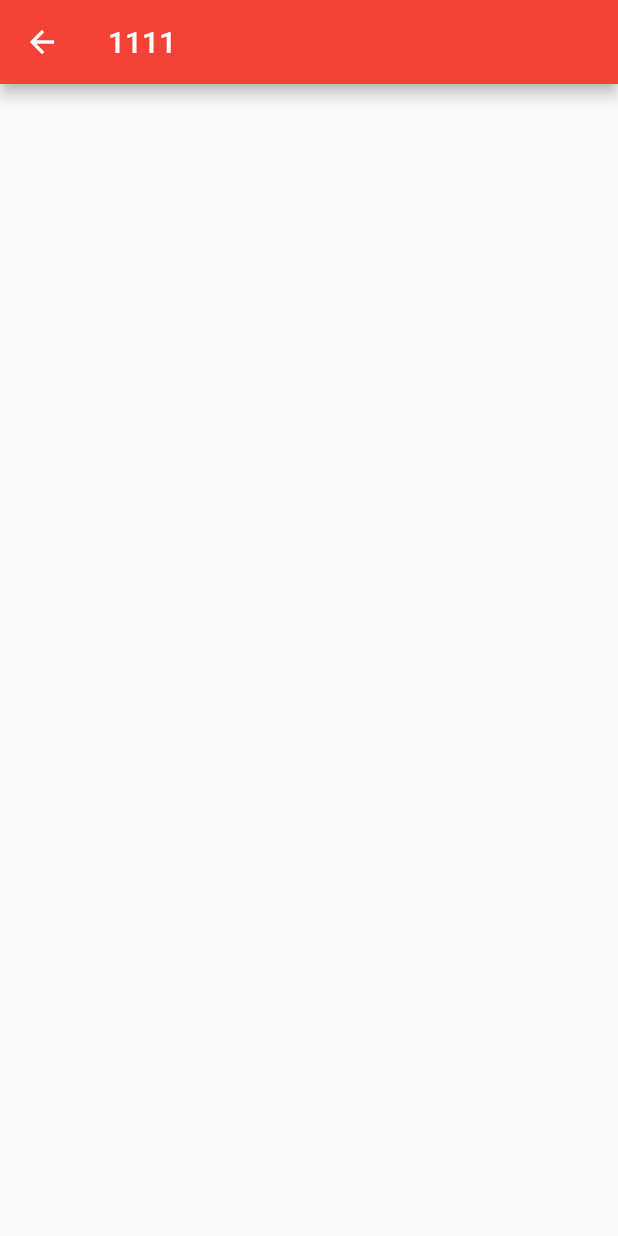
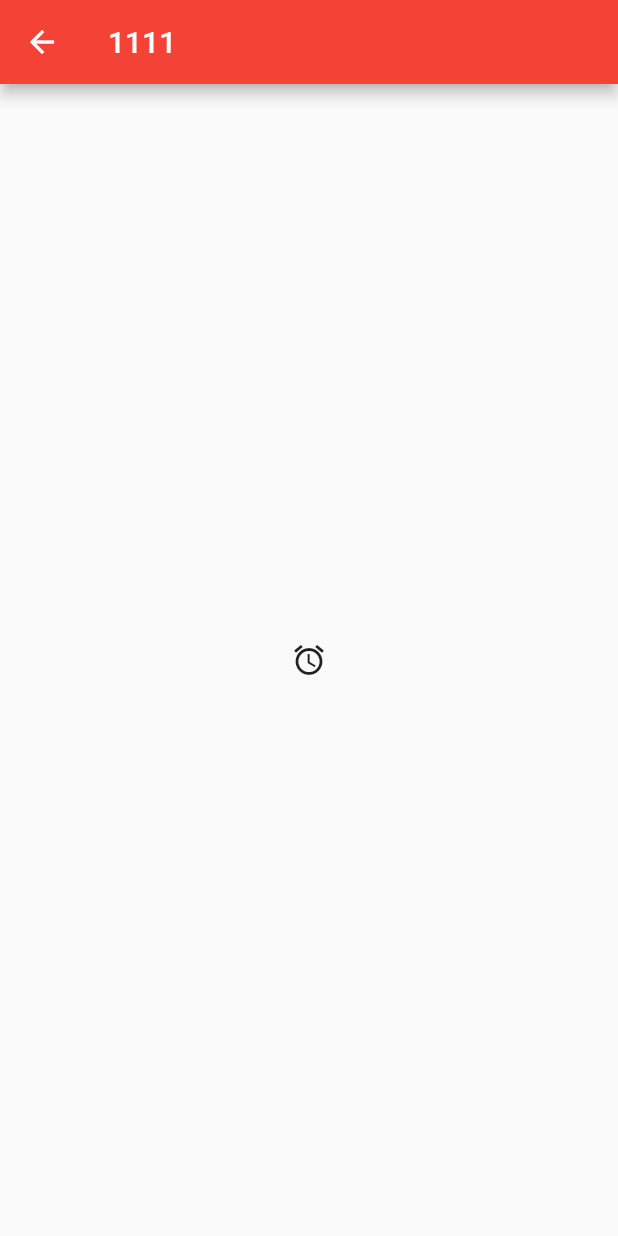
Before and after one commit to SmallwolfiOS/flutterapp, a Flutter app: the screen it shows after launch, after a tap on the "timer" icon, on a phone screen of 412 x 824 dp. Run offline on Flutter 3.47's test engine with Material 2 defaults, Android fonts, the phone set to English and light mode, and no system bars.

Commit message:
normal code add

```diff
--- a/lib/main.dart
+++ b/lib/main.dart
@@ -27,6 +27,7 @@ class FirstPage extends StatelessWidget{
   Widget _mainApp(BuildContext context) {
     return new Scaffold(
       appBar: new AppBar(
+        centerTitle: true,
         title: new Text(
           '卦象盾',
           style: new TextStyle(color: Colors.black, fontSize: 20.0),
@@ -39,7 +40,9 @@ class FirstPage extends StatelessWidget{
           new IconButton(icon: new Icon(Icons.list), onPressed: null),
           new IconButton(icon: new Icon(Icons.timer), color: Colors.red, onPressed: () => {
             Navigator.of(context).push(MaterialPageRoute(builder: (context) => secondPage("1111"))),
-          })
+          }),
+
+
         ],
       ),
       body: _mainView(),
--- a/lib/secondPage.dart
+++ b/lib/secondPage.dart
@@ -1,4 +1,5 @@
 import 'package:flutter/material.dart';
+import 'package:flutterapp/thirdPage.dart';
 
 class secondPage extends StatefulWidget {
   final String title;
@@ -18,7 +19,9 @@ class _secondPageState extends State<secondPage> {
           backgroundColor: Colors.red,
         ),
         body: Center(
-          child: Column(),
+          child: new IconButton(icon: new Icon(Icons.access_alarm), onPressed: ()=>{
+              Navigator.of(context).push(MaterialPageRoute(builder: (context)=> thirdPage("222222"))),
+          }),
         ) // This trailing comma makes auto-formatting nicer for build methods.
     );
   }
```
Also changed, not shown: lib/thirdPage.dart (added, +31 -0 lines).
